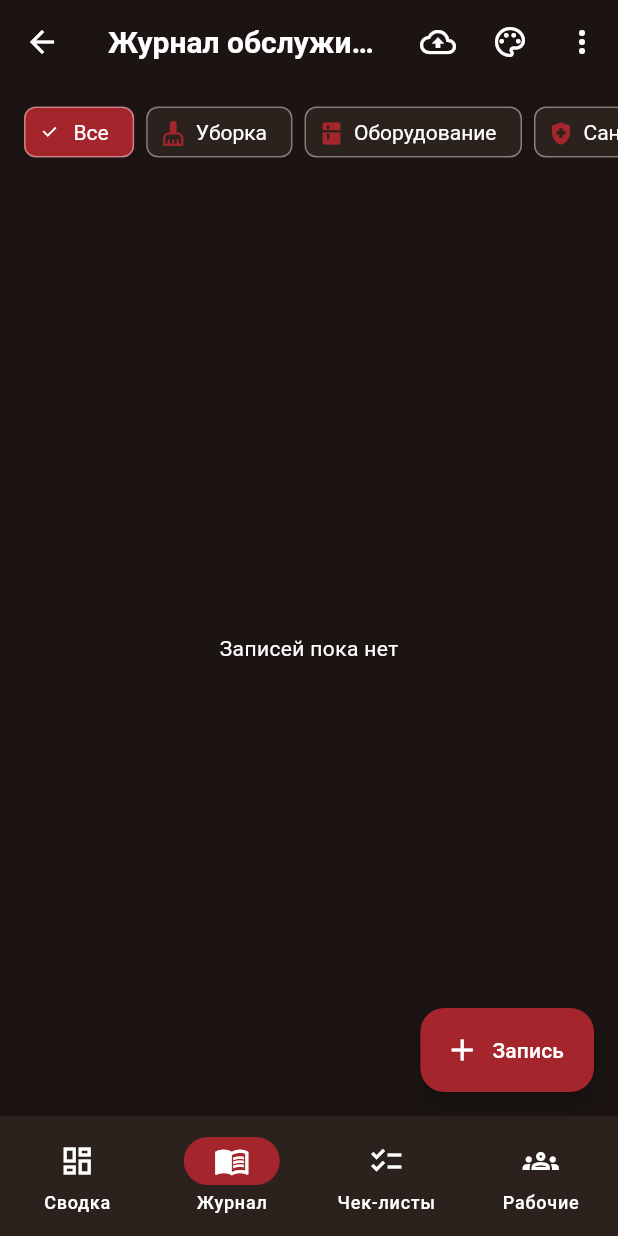
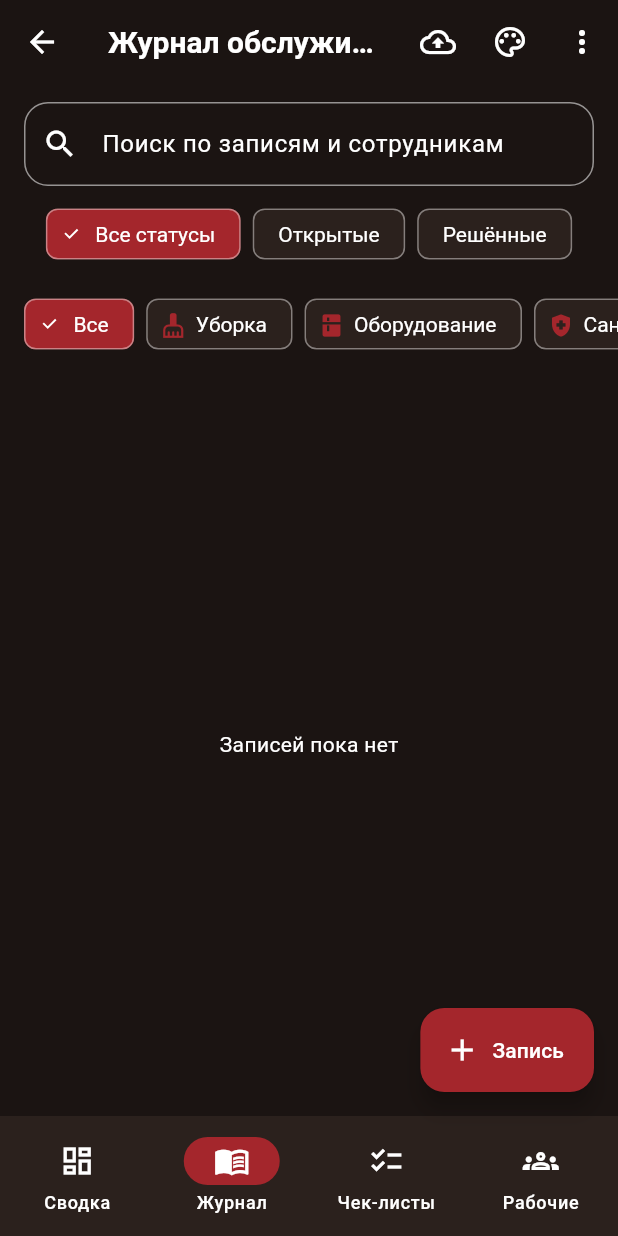
Before and after one commit to diasn-jihc/Service-book-Restaurant, a Flutter app: the HomeScreen screen opened directly, item 2 of the bottom bar chosen, on a phone screen of 412 x 824 dp. Run offline on Flutter 3.47's test engine with Material 3 defaults, Android fonts, the light colour scheme and no system bars; our stand-ins replace flutter_bloc, shared_preferences; accounts and stored records are empty; network calls fail.

Commit message:
service book

```diff
--- a/lib/screens/journal_screen.dart
+++ b/lib/screens/journal_screen.dart
@@ -14,16 +14,69 @@ class JournalScreen extends StatefulWidget {
 
 class _JournalScreenState extends State<JournalScreen> {
   EntryCategory? _filter;
+  String _query = '';
+  bool? _resolvedFilter;
 
   @override
   Widget build(BuildContext context) {
     final accent = Theme.of(context).colorScheme.primary;
     final entries = context.watch<JournalBloc>().state.entries;
-    final shown =
-        entries.where((e) => _filter == null || e.category == _filter).toList();
+    final query = _query.trim().toLowerCase();
+    final shown = entries.where((entry) {
+      final matchesCategory = _filter == null || entry.category == _filter;
+      final matchesStatus =
+          _resolvedFilter == null || entry.resolved == _resolvedFilter;
+      final matchesQuery = query.isEmpty ||
+          entry.title.toLowerCase().contains(query) ||
+          entry.description.toLowerCase().contains(query) ||
+          entry.workerName.toLowerCase().contains(query);
+      return matchesCategory && matchesStatus && matchesQuery;
+    }).toList();
 
     return Column(
       children: [
+        Padding(
+          padding: const EdgeInsets.fromLTRB(16, 12, 16, 4),
+          child: TextField(
+            onChanged: (value) => setState(() => _query = value),
+            decoration: InputDecoration(
+              prefixIcon: const Icon(Icons.search),
+              hintText: 'Поиск по записям и сотрудникам',
+              suffixIcon: _query.isEmpty
+                  ? null
+                  : IconButton(
+                      tooltip: 'Очистить поиск',
+                      onPressed: () => setState(() => _query = ''),
+                      icon: const Icon(Icons.clear),
+                    ),
+              border: OutlineInputBorder(
+                borderRadius: BorderRadius.circular(16),
+              ),
+            ),
+          ),
+        ),
+        SingleChildScrollView(
+          scrollDirection: Axis.horizontal,
+          padding: const EdgeInsets.symmetric(horizontal: 16, vertical: 4),
+          child: Row(
+            children: [
+              for (final option in <(String, bool?)>[
+                ('Все статусы', null),
+                ('Открытые', false),
+                ('Решённые', true),
+              ]) ...[
+                if (option != ('Все статусы', null)) const SizedBox(width: 8),
+                ChoiceChip(
+                  label: Text(option.$1),
+                  selected: _resolvedFilter == option.$2,
+                  selectedColor: accent,
+                  onSelected: (_) =>
+                      setState(() => _resolvedFilter = option.$2),
+                ),
+              ],
+            ],
+          ),
+        ),
         SingleChildScrollView(
           scrollDirection: Axis.horizontal,
           padding: const EdgeInsets.symmetric(horizontal: 16, vertical: 8),
```
